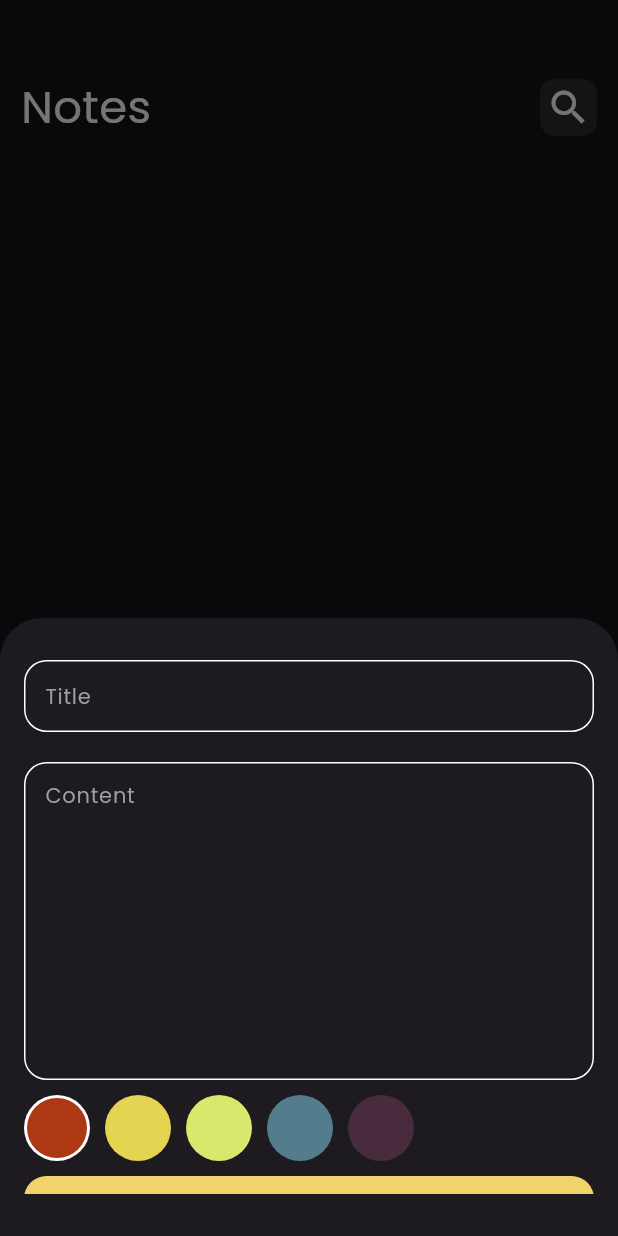
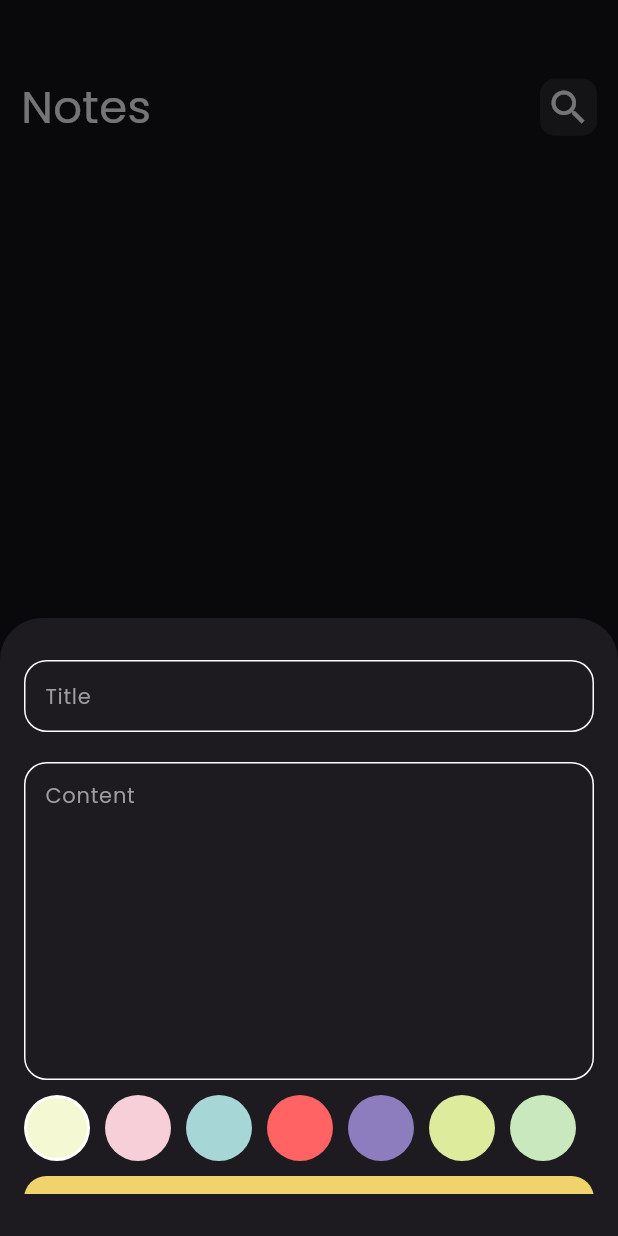
Before and after one commit to Mohamed-Ahmed-Sabry22/notes_app, a Flutter app: the screen it shows after launch, after a tap on the "add" icon, on a phone screen of 412 x 824 dp. Run offline on Flutter 3.47's test engine with Material 3 defaults, Android fonts, the phone set to English and light mode, and no system bars; our stand-ins replace bloc, flutter_bloc, font_awesome_flutter, hive, hive_flutter; accounts and stored records are empty.

Commit message:
finish colors

```diff
--- a/lib/cubits/add_note_cubit/add_note_cubit.dart
+++ b/lib/cubits/add_note_cubit/add_note_cubit.dart
@@ -1,3 +1,5 @@
+import 'dart:ui';
+
 import 'package:_10_note_app/constants.dart';
 import 'package:_10_note_app/models/note_model.dart';
 import 'package:bloc/bloc.dart';
@@ -8,7 +10,9 @@ part 'add_note_state.dart';
 
 class AddNoteCubit extends Cubit<AddNoteState> {
   AddNoteCubit() : super(AddNoteInitial());
+  Color color = Color(0xff31694E);
   addNote(NoteModel note) async {
+    note.color = color.value;
     emit(AddNoteLoading());
     try {
       var notesBox = Hive.box<NoteModel>(kNotesBox);
--- a/lib/views/widgets/colors_list_view.dart
+++ b/lib/views/widgets/colors_list_view.dart
@@ -1,4 +1,6 @@
+import 'package:_10_note_app/cubits/add_note_cubit/add_note_cubit.dart';
 import 'package:flutter/material.dart';
+import 'package:flutter_bloc/flutter_bloc.dart';
 
 class ColorItem extends StatelessWidget {
   const ColorItem({super.key, required this.isActive, required this.color});
@@ -29,11 +31,13 @@ class ColorsListView extends StatefulWidget {
 class _ColorsListViewState extends State<ColorsListView> {
   int currentIndex = 0;
   List<Color> colors = const [
-    Color(0xffAC3913),
-    Color(0xffE5D352),
-    Color(0xffD9E76C),
-    Color(0xff537D8D),
-    Color(0xff482C3D),
+    Color(0xffF4F8D3),
+    Color(0xffF7CFD8),
+    Color(0xffA6D6D6),
+    Color(0xffFF6363),
+    Color(0xff8E7DBE),
+    Color(0xffDDEB9D),
+    Color(0xffCAE8BD),
   ];
   @override
   Widget build(BuildContext context) {
@@ -48,6 +52,7 @@ class _ColorsListViewState extends State<ColorsListView> {
             return GestureDetector(
               onTap: () {
                 setState(() {
+                  BlocProvider.of<AddNoteCubit>(context).color = colors[index];
                   currentIndex = index;
                 });
               },
```
